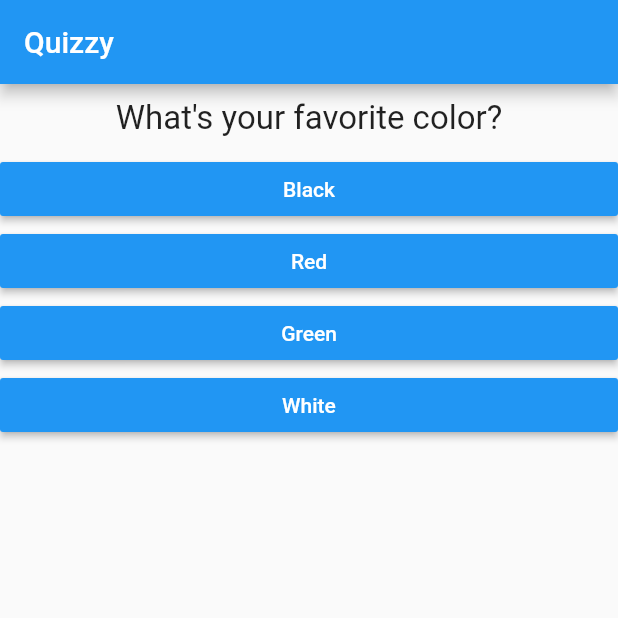
After one commit to abhrp/quizzy, a Flutter app: the screen it shows after launch, on a phone screen of 412 x 824 dp, the top half of it. The commit adds this screen. Run offline on Flutter 3.47's test engine with Material 2 defaults, Android fonts, the phone set to English and light mode, and no system bars.

Commit message:
Added seperate widget for quiz ui

```diff
--- a/lib/main.dart
+++ b/lib/main.dart
@@ -1,7 +1,6 @@
 import 'package:flutter/material.dart';
 
-import './answer.dart';
-import './question.dart';
+import './quiz.dart';
 
 void main() => runApp(QuizzyApp());
 
@@ -13,7 +12,7 @@ class QuizzyApp extends StatefulWidget {
 }
 
 class _QuizzyState extends State<QuizzyApp> {
-  final questions = const [
+  final _questions = const [
     {
       'question': 'What\'s your favorite color?',
       'answers': ['Black', 'Red', 'Green', 'White']
@@ -40,16 +39,11 @@ class _QuizzyState extends State<QuizzyApp> {
     return MaterialApp(
       home: Scaffold(
         appBar: AppBar(title: Text('Quizzy')), //Appbar
-        body: _questionIndex < questions.length
-            ? Column(
-                children: [
-                  Question(questions[_questionIndex]['question']),
-                  ...(questions[_questionIndex]['answers'] as List<String>)
-                      .map((answer) {
-                    return Answer(_answerClicked, answer);
-                  }).toList()
-                ],
-              )
+        body: _questionIndex < _questions.length
+            ? Quiz(
+                question: _questions[_questionIndex]['question'],
+                answers: _questions[_questionIndex]['answers'],
+                clicked: _answerClicked)
             : Center(
                 child: Text('You did it!'),
               ), //Column
--- /dev/null
+++ b/lib/quiz.dart
@@ -0,0 +1,27 @@
+import 'package:flutter/material.dart';
+
+import './answer.dart';
+import './question.dart';
+
+class Quiz extends StatelessWidget {
+  final String question;
+  final List<String> answers;
+  final Function clicked;
+
+  Quiz(
+      {@required this.question,
+      @required this.answers,
+      @required this.clicked});
+
+  @override
+  Widget build(BuildContext context) {
+    return Column(
+      children: [
+        Question(question),
+        ...answers.map((answer) {
+          return Answer(clicked, answer);
+        }).toList()
+      ],
+    );
+  }
+}
```
Also changed, not shown: lib/result.dart (added).
